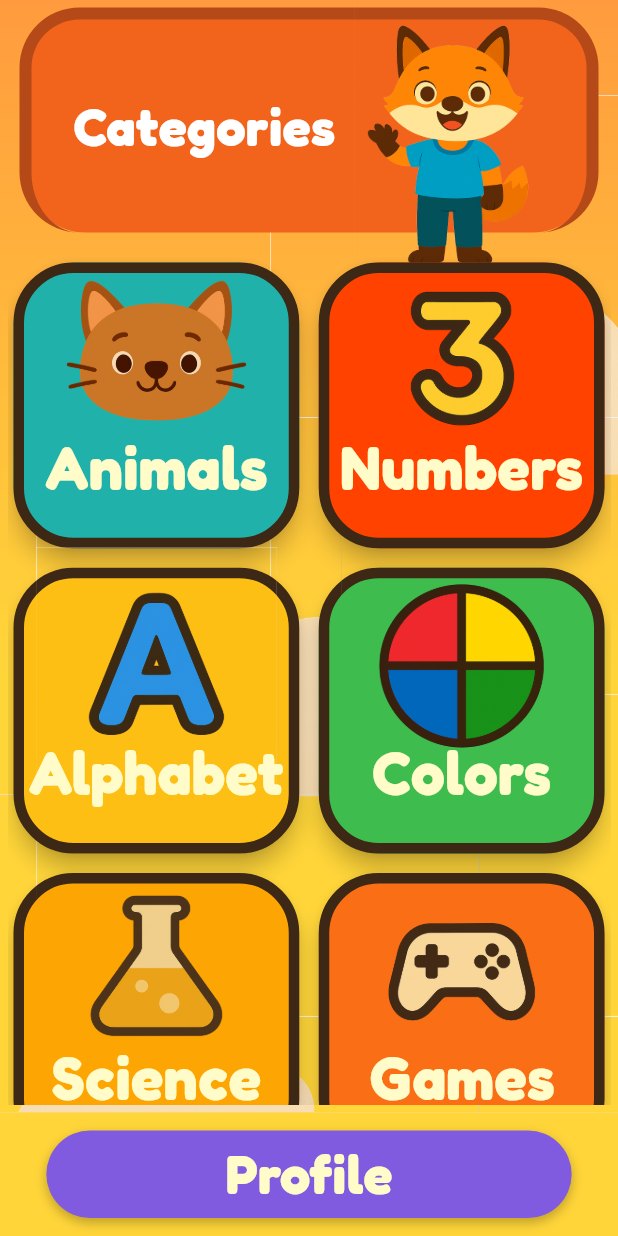
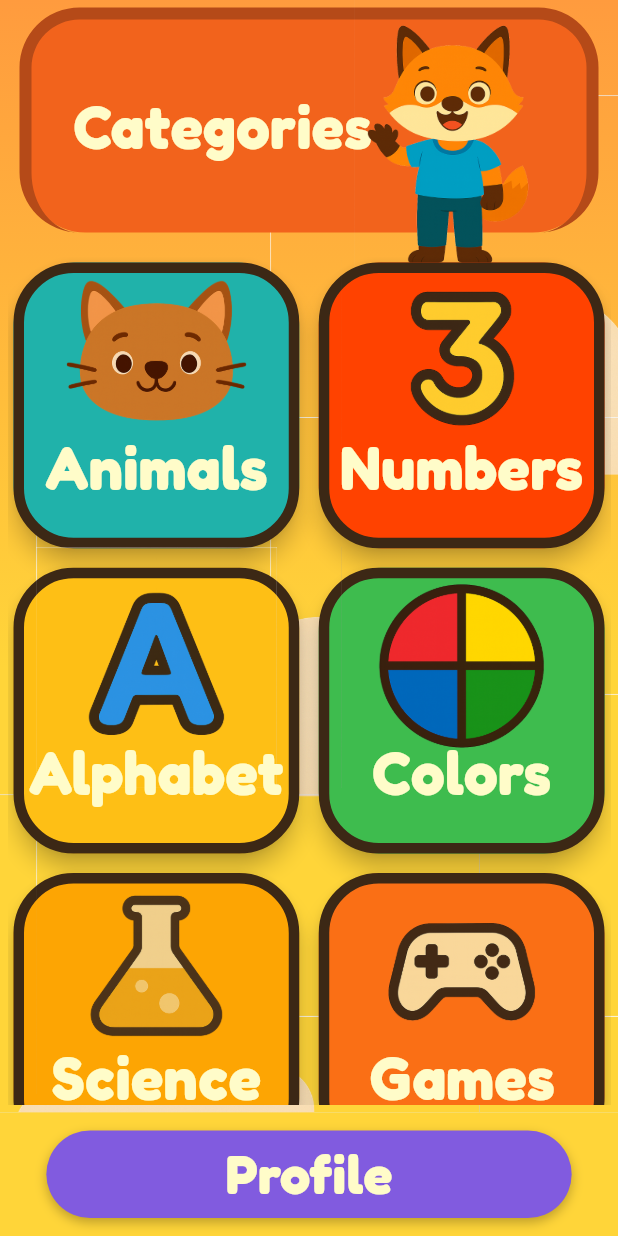
Before and after one commit to argadenil/zinzy, a Flutter app: the screen it shows after launch, on a phone screen of 412 x 824 dp. Run offline on Flutter 3.47's test engine with Material 3 defaults, Android fonts, the phone set to English and light mode, and no system bars; our stand-ins replace google_fonts.

Commit message:
updated color

```diff
--- a/lib/widgets/horizontalCard.dart
+++ b/lib/widgets/horizontalCard.dart
@@ -37,9 +37,9 @@ class HorizontalLearningCard extends StatelessWidget {
               child: Text(
                 title,
                 style: const TextStyle(
-                  fontSize: 35,
+                  fontSize: 40,
                   fontWeight: FontWeight.bold,
-                  color: Colors.white,
+                  color: Color(0xfffffcc9),
                 ),
               ),
             ),
```
